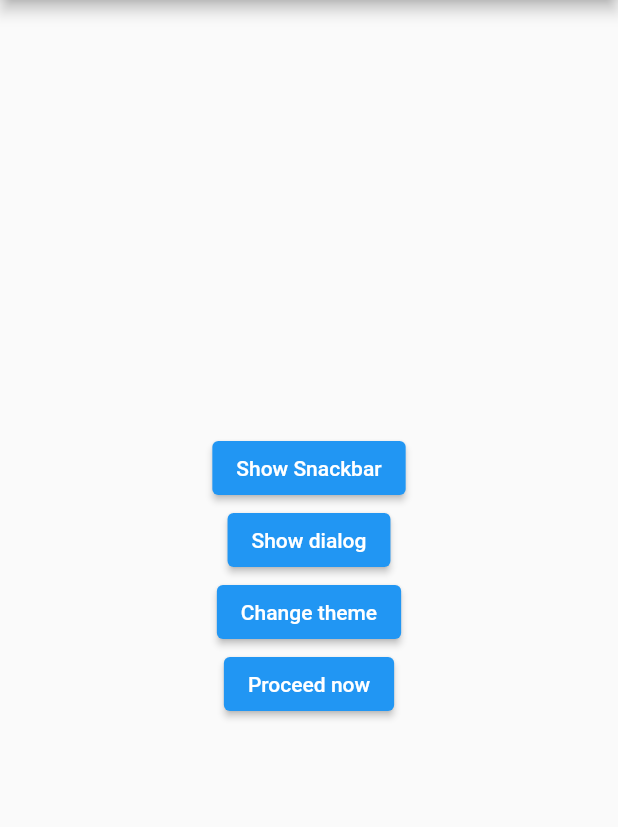
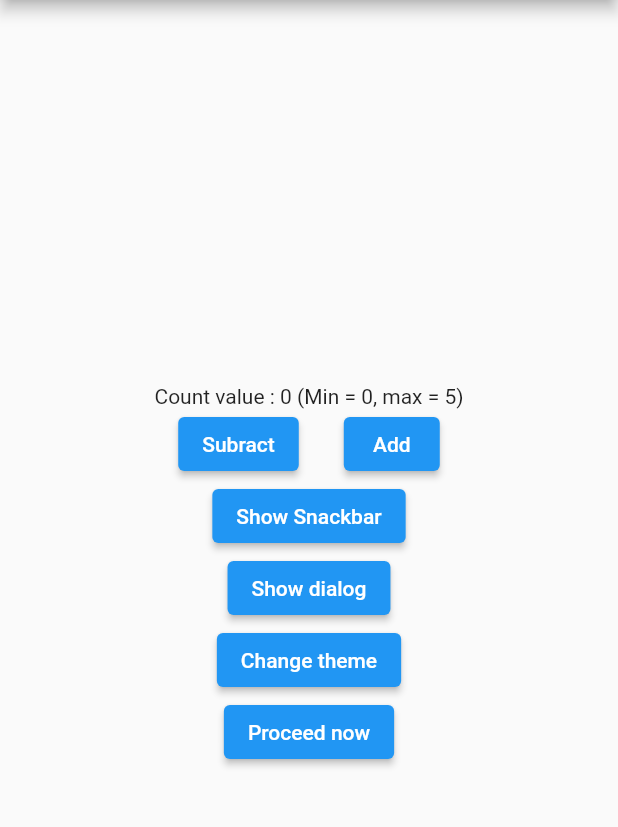
Before and after one commit to RonnyK36/get_x, a Flutter app: the screen it shows after launch, on a phone screen of 412 x 824 dp, the part 84-911 px from its top. Run offline on Flutter 3.47's test engine with Material 2 defaults, Android fonts, the phone set to English and light mode, and no system bars; our stand-ins replace get.

Commit message:
Working with observables

```diff
--- /dev/null
+++ b/lib/controllers/my_controller.dart
@@ -0,0 +1,18 @@
+import 'package:flutter/material.dart';
+import 'package:get/get.dart';
+
+class MyController extends GetxController {
+  var count = 0.obs;
+
+  void increament() {
+    if (count < 5) {
+      count++;
+    }
+  }
+
+  void decreament() {
+    if (count > 0) {
+      count--;
+    }
+  }
+}
--- a/lib/main.dart
+++ b/lib/main.dart
@@ -1,5 +1,6 @@
 import 'package:flutter/material.dart';
 import 'package:get/get.dart';
+import 'package:get_x/controllers/my_controller.dart';
 import 'package:get_x/views/home/home.dart';
 
 void main() {
@@ -40,6 +41,32 @@ class _MyHomePageState extends State<MyHomePage> {
         child: Column(
           mainAxisAlignment: MainAxisAlignment.center,
           children: [
+            GetX<MyController>(
+                init: MyController(),
+                builder: (controller) {
+                  return Text(
+                      'Count value : ${controller.count} (Min = 0, max = 5)');
+                }),
+            Row(
+              mainAxisAlignment: MainAxisAlignment.center,
+              children: [
+                ElevatedButton(
+                  onPressed: () {
+                    Get.find<MyController>().decreament();
+                  },
+                  child: Text('Subract'),
+                ),
+                SizedBox(
+                  width: 30,
+                ),
+                ElevatedButton(
+                  onPressed: () {
+                    Get.find<MyController>().increament();
+                  },
+                  child: Text('Add'),
+                ),
+              ],
+            ),
             ElevatedButton(
               onPressed: () {
                 Get.snackbar(
```
